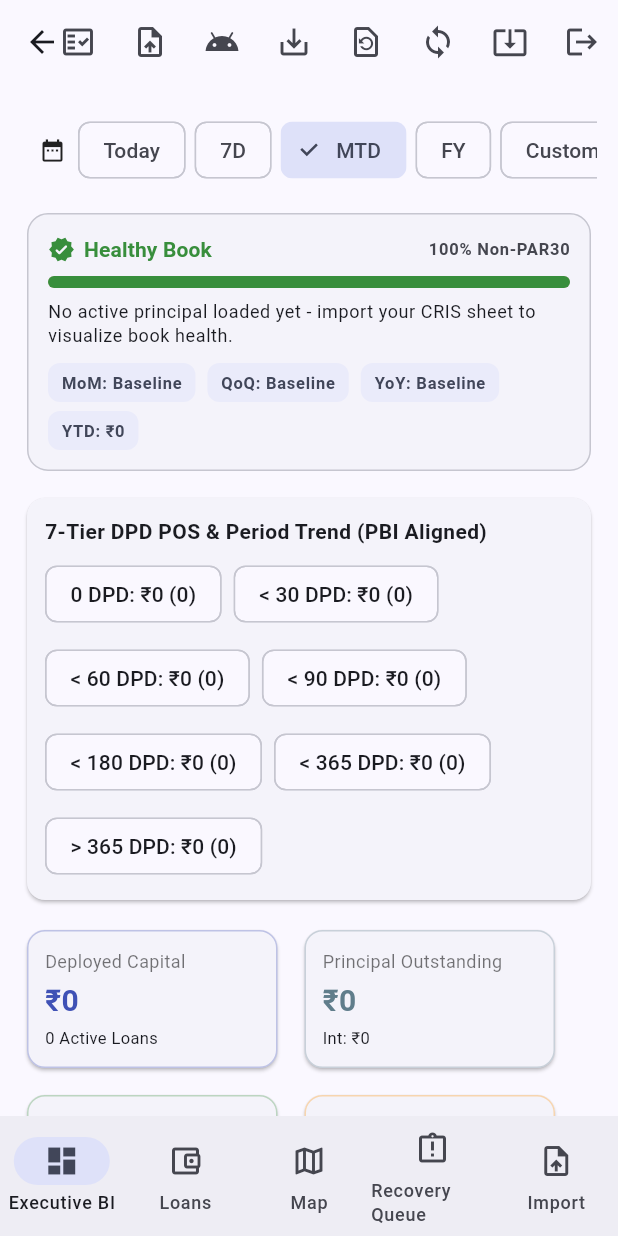
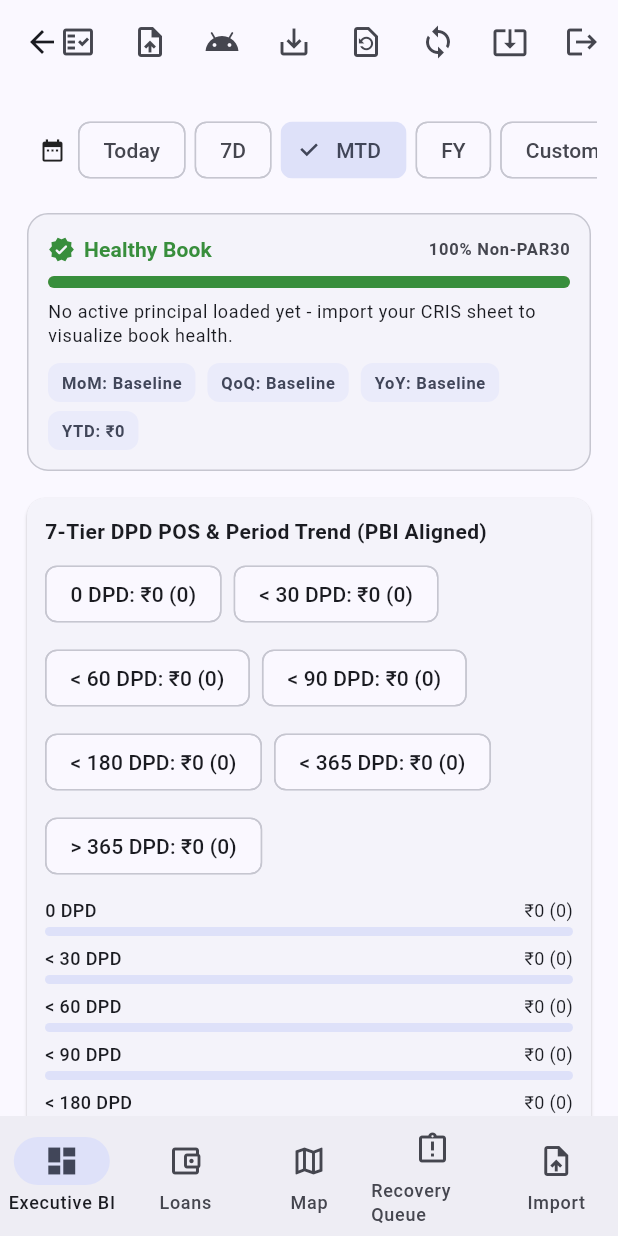
Before and after one commit to krshbalaji/SDE-Loan-Locator, a Flutter app: the MasterDashboard screen opened directly, on a phone screen of 412 x 824 dp. Run offline on Flutter 3.47's test engine with Material 3 defaults, Android fonts, the phone set to English and light mode, and no system bars; our stand-ins replace cloud_firestore, file_picker, firebase_auth, firebase_core, fl_chart, geolocator and 4 more; missing offline and left inert: dart:js_interop, excel; accounts and stored records are empty; network calls fail.

Commit message:
Add embedded DPD exposure and period trend bars to master dashboard

```diff
--- a/lib/screens/dashboard/master_dashboard.dart
+++ b/lib/screens/dashboard/master_dashboard.dart
@@ -571,7 +571,50 @@ class _MasterDashboardState extends State<MasterDashboard> {
             ),
                   ],
                 ),
-                if (kpi.bookBreakdown.isNotEmpty) ...[
+                if (kpi.sevenTierDpdBreakdown.isNotEmpty) ...[
+                  const SizedBox(height: 10),
+                  ...(() {
+                    final buckets = kpi.sevenTierDpdBreakdown.values.toList();
+                    final maxPos = buckets.fold<double>(
+                      0.0,
+                      (m, e) => e.posAmount > m ? e.posAmount : m,
+                    );
+                    return [
+                      for (final entry in buckets)
+                        Padding(
+                          padding: const EdgeInsets.only(bottom: 6),
+                          child: Column(
+                            crossAxisAlignment: CrossAxisAlignment.start,
+                            children: [
+                              Row(
+                                mainAxisAlignment: MainAxisAlignment.spaceBetween,
+                                children: [
+                                  Text(
+                                    entry.bucket.label,
+                                    style: const TextStyle(fontSize: 12, fontWeight: FontWeight.w500),
+                                  ),
+                                  Text(
+                                    '${IndianFormatters.formatInrCompact(entry.posAmount)} (${entry.loanCount})',
+                                    style: const TextStyle(fontSize: 12),
+                                  ),
+                                ],
+                              ),
+                              const SizedBox(height: 3),
+                              ClipRRect(
+                                borderRadius: BorderRadius.circular(4),
+                                child: LinearProgressIndicator(
+                                  value: maxPos > 0 ? (entry.posAmount / maxPos).clamp(0.0, 1.0) : 0.0,
+                                  minHeight: 6,
+                                ),
+                              ),
+                            ],
+                          ),
+                        ),
+                    ];
+                  })(),
+                ],
+
+                                if (kpi.bookBreakdown.isNotEmpty) ...[
                   const SizedBox(height: 8),
                   Wrap(
                     spacing: 8,
@@ -623,6 +666,48 @@ class _MasterDashboardState extends State<MasterDashboard> {
                     ),
                   ),
                 ],
+                  const SizedBox(height: 8),
+                  ...(() {
+                    final maxDisb = kpi.periodTrends.fold<double>(
+                      0.0,
+                      (m, pt) => pt.disbursedAmount > m ? pt.disbursedAmount : m,
+                    );
+                    return [
+                      for (final pt in kpi.periodTrends)
+                        Padding(
+                          padding: const EdgeInsets.only(bottom: 5),
+                          child: Row(
+                            children: [
+                              SizedBox(
+                                width: 68,
+                                child: Text(
+                                  pt.periodLabel,
+                                  style: const TextStyle(fontSize: 11, fontWeight: FontWeight.w600),
+                                  overflow: TextOverflow.ellipsis,
+                                ),
+                              ),
+                              Expanded(
+                                child: ClipRRect(
+                                  borderRadius: BorderRadius.circular(4),
+                                  child: LinearProgressIndicator(
+                                    value: maxDisb > 0
+                                        ? (pt.disbursedAmount / maxDisb).clamp(0.0, 1.0)
+                                        : 0.0,
+                                    minHeight: 6,
+                                  ),
+                                ),
+                              ),
+                              const SizedBox(width: 8),
+                              Text(
+                                IndianFormatters.formatInrCompact(pt.disbursedAmount),
+                                style: const TextStyle(fontSize: 11),
+                              ),
+                            ],
+                          ),
+                        ),
+                    ];
+                  })(),
+
               ],
             ),
           ),
```
